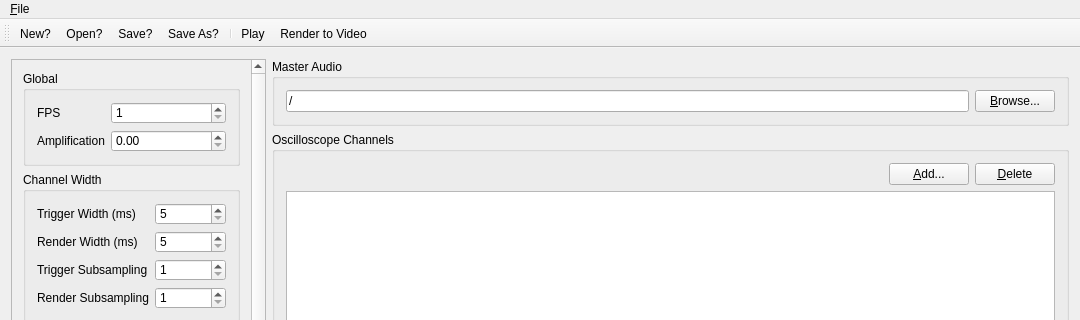
corrscope/corrscope, file ovgenpy/gui/mainwindow.ui: the form before one commit; both pictures show x 0 to 1080 and y 0 to 320 of the 1080 by 640 pixel window.
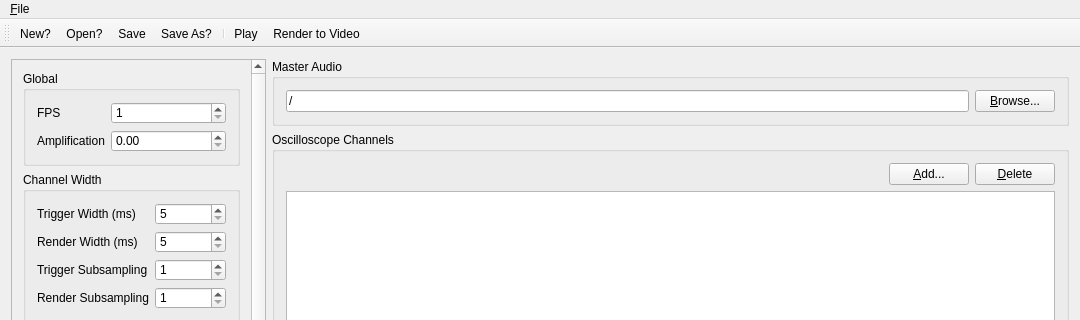
The form after the commit.

Commit message: [wip] Add saving to GUI (dialog not supported)

What changed in the file:
```diff
--- a/ovgenpy/gui/mainwindow.ui
+++ b/ovgenpy/gui/mainwindow.ui
@@ -396,7 +396,7 @@
   </action>
   <action name="actionSave">
    <property name="text">
-    <string>&amp;Save?</string>
+    <string>&amp;Save</string>
    </property>
    <property name="shortcut">
     <string>Ctrl+S</string>
```
The commit also changes 1 other file.
